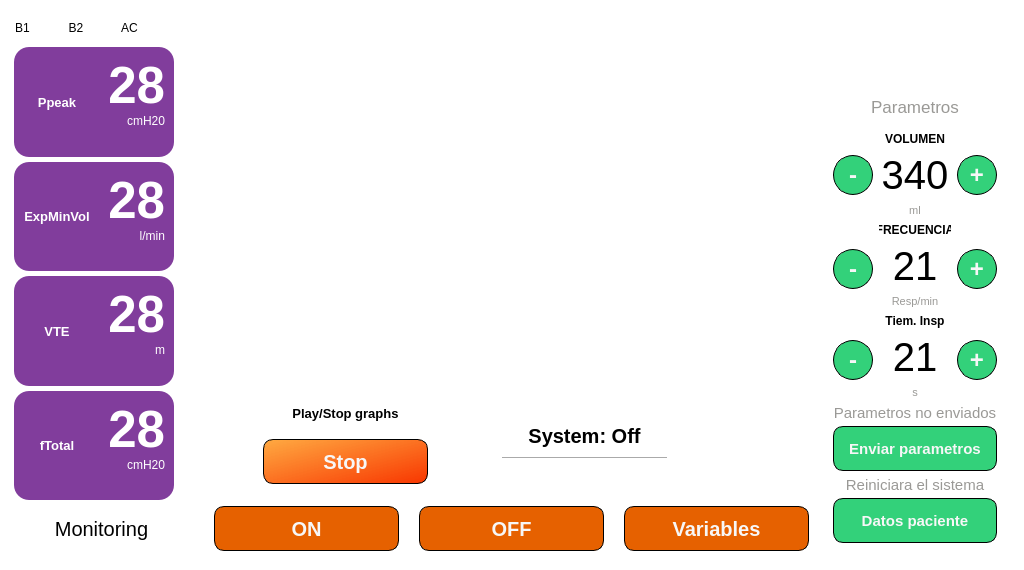
Above: main.ui from JulianDuque97/EPI before the change. Below: the same form after it.
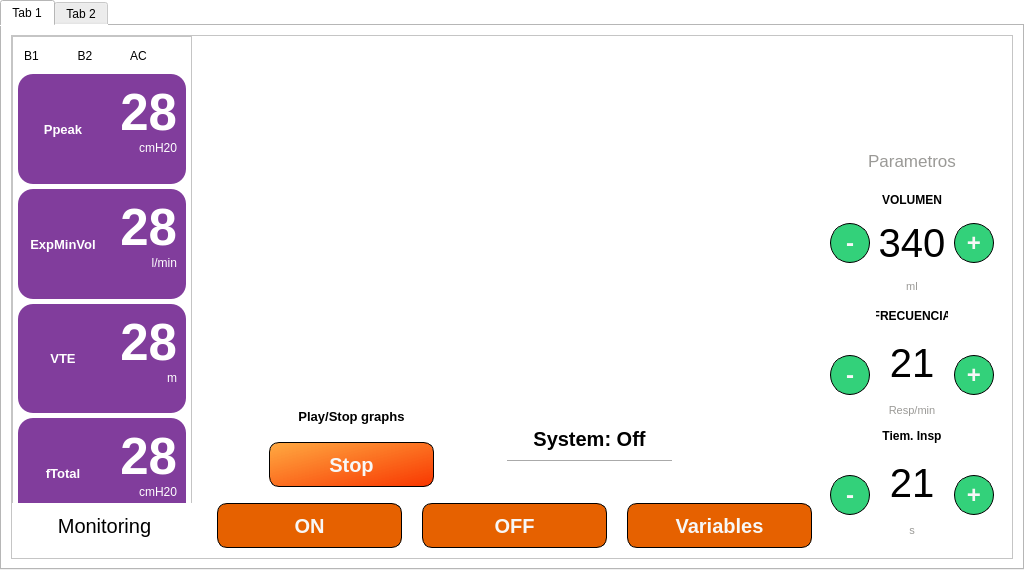
That is the form after the change. Icons and pictures are not drawn. Custom widgets are drawn as their Qt base class.

What changed in the file:
```diff
--- a/main.ui
+++ b/main.ui
@@ -59,12 +59,108 @@
     </font>
    </property>
    <layout class="QGridLayout" name="gridLayout_7">
+    <property name="leftMargin">
+     <number>0</number>
+    </property>
+    <property name="topMargin">
+     <number>0</number>
+    </property>
+    <property name="rightMargin">
+     <number>0</number>
+    </property>
+    <property name="bottomMargin">
+     <number>0</number>
+    </property>
+    <property name="spacing">
+     <number>0</number>
+    </property>
+    <item row="0" column="0">
+     <widget class="QTabWidget" name="tabWidget">
+      <property name="currentIndex">
+       <number>0</number>
+      </property>
+      <widget class="QWidget" name="tab_3">
+       <attribute name="title">
+        <string>Tab 1</string>
+       </attribute>
+       <layout class="QGridLayout" name="gridLayout_34">
+        <item row="0" column="0">
+         <widget class="QFrame" name="frame">
+          <property name="frameShape">
+           <enum>QFrame::StyledPanel</enum>
+          </property>
+          <property name="frameShadow">
+           <enum>QFrame::Raised</enum>
+          </property>
+          <layout class="QGridLayout" name="gridLayout_33">
+           <property name="leftMargin">
+            <number>0</number>
+           </property>
+           <property name="topMargin">
+            <number>0</number>
+           </property>
+           <property name="rightMargin">
+            <number>0</number>
+           </property>
+           <property name="bottomMargin">
+            <number>0</number>
+           </property>
+           <property name="spacing">
+            <number>0</number>
+           </property>
     <item row="0" column="0">
      <widget class="QFrame" name="frame_7">
       <property name="minimumSize">
        <size>
+               <width>180</width>
+               <height>493</height>
+              </size>
+             </property>
+             <property name="maximumSize">
+              <size>
+               <width>180</width>
+               <height>488</height>
+              </size>
+             </property>
+             <property name="frameShape">
+              <enum>QFrame::StyledPanel</enum>
+             </property>
+             <property name="frameShadow">
+              <enum>QFrame::Raised</enum>
+             </property>
+             <layout class="QGridLayout" name="gridLayout_31">
+              <property name="leftMargin">
+               <number>0</number>
+              </property>
+              <property name="topMargin">
+               <number>0</number>
+              </property>
+              <property name="rightMargin">
+               <number>0</number>
+              </property>
+              <property name="bottomMargin">
+               <number>0</number>
+              </property>
+              <property name="spacing">
+               <number>0</number>
+              </property>
+              <item row="0" column="0" rowspan="2">
+               <layout class="QVBoxLayout" name="verticalLayout_9">
+                <property name="spacing">
+                 <number>5</number>
+                </property>
+                <property name="leftMargin">
+                 <number>5</number>
+                </property>
+                <property name="rightMargin">
+                 <number>5</number>
+                </property>
+                <item>
+                 <widget class="QFrame" name="frame_26">
+                  <property name="minimumSize">
+                   <size>
         <width>170</width>
-        <height>30</height>
+                    <height>32</height>
        </size>
       </property>
       <property name="maximumSize">
@@ -79,7 +175,7 @@
       <property name="frameShadow">
        <enum>QFrame::Raised</enum>
       </property>
-      <layout class="QHBoxLayout" name="horizontalLayout_3">
+                  <layout class="QHBoxLayout" name="horizontalLayout_14">
        <property name="spacing">
         <number>0</number>
        </property>
@@ -200,19 +296,8 @@
       </layout>
      </widget>
     </item>
-    <item row="1" column="0" rowspan="2">
-     <layout class="QVBoxLayout" name="verticalLayout_2">
-      <property name="spacing">
-       <number>5</number>
-      </property>
-      <property name="leftMargin">
-       <number>5</number>
-      </property>
-      <property name="rightMargin">
-       <number>5</number>
-      </property>
       <item>
-       <widget class="QFrame" name="frame_19">
+                 <widget class="QFrame" name="frame_27">
         <property name="maximumSize">
          <size>
           <width>170</width>
@@ -304,7 +389,7 @@
        </widget>
       </item>
       <item>
-       <widget class="QFrame" name="frame_15">
+                 <widget class="QFrame" name="frame_28">
         <property name="maximumSize">
          <size>
           <width>170</width>
@@ -393,7 +478,7 @@
        </widget>
       </item>
       <item>
-       <widget class="QFrame" name="frame_16">
+                 <widget class="QFrame" name="frame_29">
         <property name="maximumSize">
          <size>
           <width>170</width>
@@ -481,7 +566,7 @@
        </widget>
       </item>
       <item>
-       <widget class="QFrame" name="frame_17">
+                 <widget class="QFrame" name="frame_30">
         <property name="maximumSize">
          <size>
           <width>170</width>
@@ -570,8 +655,11 @@
       </item>
      </layout>
     </item>
-    <item row="3" column="0" colspan="2">
-     <widget class="QFrame" name="frame_5">
+             </layout>
+            </widget>
+           </item>
+           <item row="0" column="1">
+            <widget class="QFrame" name="frame_6">
       <property name="minimumSize">
        <size>
         <width>0</width>
@@ -581,7 +669,7 @@
       <property name="maximumSize">
        <size>
         <width>16777215</width>
-        <height>55</height>
+               <height>16777215</height>
        </size>
       </property>
       <property name="frameShape">
@@ -590,10 +678,90 @@
       <property name="frameShadow">
        <enum>QFrame::Raised</enum>
       </property>
-      <layout class="QHBoxLayout" name="horizontalLayout_5">
+             <layout class="QGridLayout" name="gridLayout_27">
+              <property name="leftMargin">
+               <number>10</number>
+              </property>
+              <property name="topMargin">
+               <number>10</number>
+              </property>
+              <property name="rightMargin">
+               <number>10</number>
+              </property>
+              <property name="bottomMargin">
+               <number>0</number>
+              </property>
+              <property name="horizontalSpacing">
+               <number>0</number>
+              </property>
+              <property name="verticalSpacing">
+               <number>10</number>
+              </property>
+              <item row="2" column="0">
+               <widget class="PlotWidget" name="graphWidget_7" native="true"/>
+              </item>
+              <item row="4" column="0">
+               <widget class="QFrame" name="frame_14">
+                <property name="minimumSize">
+                 <size>
+                  <width>0</width>
+                  <height>0</height>
+                 </size>
+                </property>
+                <property name="maximumSize">
+                 <size>
+                  <width>16777215</width>
+                  <height>116</height>
+                 </size>
+                </property>
+                <property name="font">
+                 <font>
+                  <pointsize>8</pointsize>
+                 </font>
+                </property>
+                <property name="frameShape">
+                 <enum>QFrame::NoFrame</enum>
+                </property>
+                <property name="frameShadow">
+                 <enum>QFrame::Raised</enum>
+                </property>
+                <layout class="QGridLayout" name="gridLayout_28">
+                 <property name="leftMargin">
+                  <number>0</number>
+                 </property>
+                 <property name="topMargin">
+                  <number>0</number>
+                 </property>
+                 <property name="rightMargin">
+                  <number>0</number>
+                 </property>
+                 <property name="bottomMargin">
+                  <number>0</number>
+                 </property>
        <property name="spacing">
-        <number>20</number>
-       </property>
+                  <number>0</number>
+                 </property>
+                 <item row="0" column="1">
+                  <widget class="QFrame" name="frame_24">
+                   <property name="minimumSize">
+                    <size>
+                     <width>0</width>
+                     <height>0</height>
+                    </size>
+                   </property>
+                   <property name="maximumSize">
+                    <size>
+                     <width>400</width>
+                     <height>16777215</height>
+                    </size>
+                   </property>
+                   <property name="frameShape">
+                    <enum>QFrame::NoFrame</enum>
+                   </property>
+                   <property name="frameShadow">
+                    <enum>QFrame::Raised</enum>
+                   </property>
+                   <layout class="QGridLayout" name="gridLayout_29">
        <property name="leftMargin">
         <number>0</number>
        </property>
@@ -604,19 +772,55 @@
         <number>0</number>
        </property>
        <property name="bottomMargin">
-        <number>10</number>
-       </property>
+                     <number>0</number>
+                    </property>
+                    <property name="spacing">
+                     <number>0</number>
+                    </property>
+                    <item row="0" column="0">
+                     <layout class="QVBoxLayout" name="verticalLayout_8">
+                      <property name="spacing">
+                       <number>9</number>
+                      </property>
        <item>
-        <widget class="QLabel" name="label">
+                       <spacer name="verticalSpacer_5">
+                        <property name="orientation">
+                         <enum>Qt::Vertical</enum>
+                        </property>
+                        <property name="sizeHint" stdset="0">
+                         <size>
+                          <width>20</width>
+                          <height>40</height>
+                         </size>
+                        </property>
+                       </spacer>
+                      </item>
+                      <item>
+                       <widget class="QLabel" name="lb_on_off_">
+                        <property name="minimumSize">
+                         <size>
+                          <width>0</width>
+                          <height>0</height>
+                         </size>
+                        </property>
+                        <property name="maximumSize">
+                         <size>
+                          <width>165</width>
+                          <height>30</height>
+                         </size>
+                        </property>
          <property name="font">
           <font>
            <pointsize>15</pointsize>
-           <weight>50</weight>
-           <bold>false</bold>
-          </font>
-         </property>
+                          <weight>75</weight>
+                          <bold>true</bold>
+                         </font>
+                        </property>
+                        <property name="whatsThis">
+                         <string>&lt;html&gt;&lt;head/&gt;&lt;body&gt;&lt;p&gt;System: Off&lt;/p&gt;&lt;/body&gt;&lt;/html&gt;</string>
+                        </property>
          <property name="text">
-          <string>Monitoring</string>
+                         <string>System: Off</string>
          </property>
          <property name="alignment">
           <set>Qt::AlignCenter</set>
@@ -624,13 +828,142 @@
         </widget>
        </item>
        <item>
-        <widget class="QPushButton" name="on">
+                       <widget class="Line" name="line_7">
+                        <property name="minimumSize">
+                         <size>
+                          <width>0</width>
+                          <height>0</height>
+                         </size>
+                        </property>
+                        <property name="maximumSize">
+                         <size>
+                          <width>165</width>
+                          <height>16777215</height>
+                         </size>
+                        </property>
+                        <property name="orientation">
+                         <enum>Qt::Horizontal</enum>
+                        </property>
+                       </widget>
+                      </item>
+                      <item>
+                       <spacer name="verticalSpacer_6">
+                        <property name="orientation">
+                         <enum>Qt::Vertical</enum>
+                        </property>
+                        <property name="sizeHint" stdset="0">
+                         <size>
+                          <width>20</width>
+                          <height>40</height>
+                         </size>
+                        </property>
+                       </spacer>
+                      </item>
+                     </layout>
+                    </item>
+                    <item row="0" column="1">
+                     <widget class="QLabel" name="img_on_off_3">
+                      <property name="minimumSize">
+                       <size>
+                        <width>120</width>
+                        <height>115</height>
+                       </size>
+                      </property>
+                      <property name="maximumSize">
+                       <size>
+                        <width>120</width>
+                        <height>115</height>
+                       </size>
+                      </property>
+                      <property name="styleSheet">
+                       <string notr="true">border-image: url(:/logos/Images/old-man.jpg);</string>
+                      </property>
+                      <property name="text">
+                       <string/>
+                      </property>
+                      <property name="scaledContents">
+                       <bool>true</bool>
+                      </property>
+                     </widget>
+                    </item>
+                   </layout>
+                  </widget>
+                 </item>
+                 <item row="0" column="0">
+                  <widget class="QFrame" name="frame_25">
+                   <property name="minimumSize">
+                    <size>
+                     <width>0</width>
+                     <height>0</height>
+                    </size>
+                   </property>
+                   <property name="maximumSize">
+                    <size>
+                     <width>16777215</width>
+                     <height>16777215</height>
+                    </size>
+                   </property>
+                   <property name="font">
+                    <font>
+                     <pointsize>7</pointsize>
+                    </font>
+                   </property>
+                   <property name="frameShape">
+                    <enum>QFrame::NoFrame</enum>
+                   </property>
+                   <property name="frameShadow">
+                    <enum>QFrame::Plain</enum>
+                   </property>
+                   <layout class="QGridLayout" name="gridLayout_30">
+                    <item row="0" column="0">
+                     <widget class="QLabel" name="lb_on_off_6">
+                      <property name="minimumSize">
+                       <size>
+                        <width>0</width>
+                        <height>0</height>
+                       </size>
+                      </property>
+                      <property name="maximumSize">
+                       <size>
+                        <width>165</width>
+                        <height>30</height>
+                       </size>
+                      </property>
+                      <property name="font">
+                       <font>
+                        <pointsize>10</pointsize>
+                        <weight>75</weight>
+                        <bold>true</bold>
+                       </font>
+                      </property>
+                      <property name="whatsThis">
+                       <string>&lt;html&gt;&lt;head/&gt;&lt;body&gt;&lt;p&gt;System: Off&lt;/p&gt;&lt;/body&gt;&lt;/html&gt;</string>
+                      </property>
+                      <property name="text">
+                       <string>Play/Stop graphs</string>
+                      </property>
+                      <property name="alignment">
+                       <set>Qt::AlignCenter</set>
+                      </property>
+                      <property name="wordWrap">
+                       <bool>true</bool>
+                      </property>
+                     </widget>
+                    </item>
+                    <item row="1" column="0">
+                     <widget class="QPushButton" name="play_stop_button_">
          <property name="enabled">
           <bool>true</bool>
          </property>
          <property name="minimumSize">
           <size>
            <width>0</width>
+                        <height>0</height>
+                       </size>
+                      </property>
+                      <property name="maximumSize">
+                       <size>
+                        <width>16777215</width>
            <height>45</height>
           </size>
          </property>
@@ -644,7 +977,9 @@
          <property name="styleSheet">
           <string notr="true">QPushButton{
 	color: rgb(247, 247, 247);
-	background-color: rgb(230, 97, 0);
+	
+	
+	background-color: qlineargradient(spread:pad, x1:0, y1:0, x2:1, y2:1, stop:0 rgba(255, 159, 41, 225), stop:1 rgba(248, 54, 0, 255));
 	border-radius: 10%;
     border: 1px solid #000;
 	
@@ -659,7 +994,7 @@
 </string>
          </property>
          <property name="text">
-          <string>ON</string>
+                       <string>Stop</string>
          </property>
          <property name="checkable">
           <bool>true</bool>
@@ -669,90 +1004,22 @@
          </property>
         </widget>
        </item>
-       <item>
-        <widget class="QPushButton" name="off">
-         <property name="minimumSize">
-          <size>
-           <width>0</width>
-           <height>45</height>
-          </size>
-         </property>
-         <property name="font">
-          <font>
-           <pointsize>15</pointsize>
-           <weight>75</weight>
-           <bold>true</bold>
-          </font>
-         </property>
-         <property name="styleSheet">
-          <string notr="true">QPushButton{
-	color: rgb(247, 247, 247);
-	background-color: rgb(230, 97, 0);
-	border-radius: 10%;
-    border: 1px solid #000;
-	
-}
-
-QPushButton:hover {background-color: rgb(51, 209, 122);}
-
-QPushButton:hover:!pressed
-{
-  border: 1.5px solid black;
-}
-</string>
-         </property>
-         <property name="text">
-          <string>OFF</string>
-         </property>
-         <property name="checkable">
-          <bool>true</bool>
-         </property>
-        </widget>
-       </item>
-       <item>
-        <widget class="QPushButton" name="variable_button">
-         <property name="minimumSize">
-          <size>
-           <width>0</width>
-           <height>45</height>
-          </size>
-         </property>
-         <property name="font">
-          <font>
-           <pointsize>15</pointsize>
-           <weight>75</weight>
-           <bold>true</bold>
-          </font>
-         </property>
-         <property name="styleSheet">
-          <string notr="true">QPushButton{
-	color: rgb(247, 247, 247);
-	background-color: rgb(230, 97, 0);
-	border-radius: 10%;
-    border: 1px solid #000;
-	
-}
-
-QPushButton:hover {background-color: rgb(51, 209, 122);}
-
-QPushButton:hover:!pressed
-{
-  border: 1.5px solid black;
-}
-</string>
-         </property>
-         <property name="text">
-          <string>Variables</string>
-         </property>
-         <property name="checkable">
-          <bool>true</bool>
-         </property>
-        </widget>
-       </item>
+                   </layout>
+                  </widget>
+                 </item>
+                </layout>
+               </widget>
+              </item>
+              <item row="0" column="0">
+               <widget class="PlotWidget" name="graphWidget_8" native="true"/>
+              </item>
+              <item row="1" column="0">
+               <widget class="PlotWidget" name="graphWidget_9" native="true"/>
+              </item>
       </layout>
      </widget>
     </item>
-    <item row="0" column="2" rowspan="4">
+           <item row="0" column="2" rowspan="2">
      <widget class="QFrame" name="frame_18">
       <property name="minimumSize">
        <size>
@@ -1347,177 +1614,6 @@
             </item>
            </layout>
           </item>
-          <item row="3" column="0">
-           <layout class="QVBoxLayout" name="verticalLayout">
-            <property name="spacing">
-             <number>6</number>
-            </property>
-            <item>
-             <widget class="QLabel" name="label_25">
-              <property name="minimumSize">
-               <size>
-                <width>0</width>
-                <height>0</height>
-               </size>
-              </property>
-              <property name="maximumSize">
-               <size>
-                <width>16777215</width>
-                <height>15</height>
-               </size>
-              </property>
-              <property name="font">
-               <font>
-                <pointsize>11</pointsize>
-                <weight>50</weight>
-                <italic>false</italic>
-                <bold>false</bold>
-                <underline>false</underline>
-                <strikeout>false</strikeout>
-                <stylestrategy>PreferDefault</stylestrategy>
-                <kerning>true</kerning>
-               </font>
-              </property>
-              <property name="styleSheet">
-               <string notr="true">color: rgb(154, 153, 150);</string>
-              </property>
-              <property name="text">
-               <string>Parametros no enviados</string>
-              </property>
-              <property name="alignment">
-               <set>Qt::AlignCenter</set>
-              </property>
-             </widget>
-            </item>
-            <item>
-             <widget class="QPushButton" name="enviar_button">
-              <property name="minimumSize">
-               <size>
-                <width>0</width>
-                <height>45</height>
-               </size>
-              </property>
-              <property name="maximumSize">
-               <size>
-                <width>16777215</width>
-                <height>16777215</height>
-               </size>
-              </property>
-              <property name="font">
-               <font>
-                <pointsize>11</pointsize>
-                <weight>75</weight>
-                <bold>true</bold>
-               </font>
-              </property>
-              <property name="styleSheet">
-               <string notr="true">QPushButton{
-	color: rgb(247, 247, 247);
-	background-color: rgb(51, 209, 122);
-	border-radius: 10%;
-    border: 1px solid #000;
-	
-}
-
-QPushButton:hover {background-color: rgb(230, 97, 0);}
-
-QPushButton:hover:!pressed
-{
-  border: 1.5px solid black;
-}</string>
-              </property>
-              <property name="text">
-               <string>Enviar parametros</string>
-              </property>
-              <property name="checkable">
-               <bool>true</bool>
-              </property>
-             </widget>
-            </item>
-            <item>
-             <widget class="QLabel" name="label_27">
-              <property name="minimumSize">
-               <size>
-                <width>0</width>
-                <height>0</height>
-               </size>
-              </property>
-              <property name="maximumSize">
-               <size>
-                <width>16777215</width>
-                <height>15</height>
-               </size>
-              </property>
-              <property name="font">
-               <font>
-                <pointsize>11</pointsize>
-                <weight>50</weight>
-                <italic>false</italic>
-                <bold>false</bold>
-                <underline>false</underline>
-                <strikeout>false</strikeout>
-                <stylestrategy>PreferDefault</stylestrategy>
-                <kerning>true</kerning>
-               </font>
-              </property>
-              <property name="styleSheet">
-               <string notr="true">color: rgb(154, 153, 150);</string>
-              </property>
-              <property name="text">
-               <string>Reiniciara el sistema</string>
-              </property>
-              <property name="alignment">
-               <set>Qt::AlignCenter</set>
-              </property>
-             </widget>
-            </item>
-            <item>
-             <widget class="QPushButton" name="datos_button">
-              <property name="minimumSize">
-               <size>
-                <width>0</width>
-                <height>45</height>
-               </size>
-              </property>
-              <property name="maximumSize">
-               <size>
-                <width>16777215</width>
-                <height>16777215</height>
-               </size>
-              </property>
-              <property name="font">
-               <font>
-                <pointsize>11</pointsize>
-                <weight>75</weight>
-                <bold>true</bold>
-               </font>
-              </property>
-              <property name="styleSheet">
-               <string notr="true">QPushButton{
-	color: rgb(247, 247, 247);
-	background-color: rgb(51, 209, 122);
-	border-radius: 10%;
-    border: 1px solid #000;
-	
-}
-
-QPushButton:hover {background-color: rgb(230, 97, 0);}
-
-QPushButton:hover:!pressed
-{
-  border: 1.5px solid black;
-}</string>
-              </property>
-              <property name="text">
-               <string>Datos paciente</string>
-              </property>
-              <property name="checkable">
-               <bool>true</bool>
-              </property>
-             </widget>
-            </item>
-           </layout>
-          </item>
          </layout>
         </widget>
        </item>
@@ -1546,8 +1642,8 @@
       </layout>
      </widget>
     </item>
-    <item row="0" column="1" rowspan="3">
-     <widget class="QFrame" name="frame_6">
+           <item row="1" column="0" colspan="2">
+            <widget class="QFrame" name="frame_5">
       <property name="minimumSize">
        <size>
         <width>0</width>
@@ -1557,7 +1653,7 @@
       <property name="maximumSize">
        <size>
         <width>16777215</width>
-        <height>16777215</height>
+               <height>55</height>
        </size>
       </property>
       <property name="frameShape">
@@ -1566,90 +1662,10 @@
       <property name="frameShadow">
        <enum>QFrame::Raised</enum>
       </property>
-      <layout class="QGridLayout" name="gridLayout_5">
-       <property name="leftMargin">
-        <number>10</number>
-       </property>
-       <property name="topMargin">
-        <number>10</number>
-       </property>
-       <property name="rightMargin">
-        <number>10</number>
-       </property>
-       <property name="bottomMargin">
-        <number>0</number>
-       </property>
-       <property name="horizontalSpacing">
-        <number>0</number>
-       </property>
-       <property name="verticalSpacing">
-        <number>10</number>
-       </property>
-       <item row="2" column="0">
-        <widget class="PlotWidget" name="graphWidget_3" native="true"/>
-       </item>
-       <item row="4" column="0">
-        <widget class="QFrame" name="frame_8">
-         <property name="minimumSize">
-          <size>
-           <width>0</width>
-           <height>0</height>
-          </size>
-         </property>
-         <property name="maximumSize">
-          <size>
-           <width>16777215</width>
-           <height>116</height>
-          </size>
-         </property>
-         <property name="font">
-          <font>
-           <pointsize>8</pointsize>
-          </font>
-         </property>
-         <property name="frameShape">
-          <enum>QFrame::NoFrame</enum>
-         </property>
-         <property name="frameShadow">
-          <enum>QFrame::Raised</enum>
-         </property>
-         <layout class="QGridLayout" name="gridLayout">
-          <property name="leftMargin">
-           <number>0</number>
-          </property>
-          <property name="topMargin">
-           <number>0</number>
-          </property>
-          <property name="rightMargin">
-           <number>0</number>
-          </property>
-          <property name="bottomMargin">
-           <number>0</number>
-          </property>
+             <layout class="QHBoxLayout" name="horizontalLayout_13">
           <property name="spacing">
-           <number>0</number>
-          </property>
-          <item row="0" column="1">
-           <widget class="QFrame" name="frame_10">
-            <property name="minimumSize">
-             <size>
-              <width>0</width>
-              <height>0</height>
-             </size>
-            </property>
-            <property name="maximumSize">
-             <size>
-              <width>400</width>
-              <height>16777215</height>
-             </size>
-            </property>
-            <property name="frameShape">
-             <enum>QFrame::NoFrame</enum>
-            </property>
-            <property name="frameShadow">
-             <enum>QFrame::Raised</enum>
-            </property>
-            <layout class="QGridLayout" name="gridLayout_2">
+               <number>20</number>
+              </property>
              <property name="leftMargin">
               <number>0</number>
              </property>
@@ -1660,55 +1676,19 @@
               <number>0</number>
              </property>
              <property name="bottomMargin">
-              <number>0</number>
-             </property>
-             <property name="spacing">
-              <number>0</number>
-             </property>
-             <item row="0" column="0">
-              <layout class="QVBoxLayout" name="verticalLayout_4">
-               <property name="spacing">
-                <number>9</number>
-               </property>
+               <number>10</number>
+              </property>
                <item>
-                <spacer name="verticalSpacer">
-                 <property name="orientation">
-                  <enum>Qt::Vertical</enum>
-                 </property>
-                 <property name="sizeHint" stdset="0">
-                  <size>
-                   <width>20</width>
-                   <height>40</height>
-                  </size>
-                 </property>
-                </spacer>
-               </item>
-               <item>
-                <widget class="QLabel" name="lb_on_off">
-                 <property name="minimumSize">
-                  <size>
-                   <width>0</width>
-                   <height>0</height>
-                  </size>
-                 </property>
-                 <property name="maximumSize">
-                  <size>
-                   <width>165</width>
-                   <height>30</height>
-                  </size>
-                 </property>
+               <widget class="QLabel" name="label_76">
                  <property name="font">
                   <font>
                    <pointsize>15</pointsize>
-                   <weight>75</weight>
-                   <bold>true</bold>
-                  </font>
-                 </property>
-                 <property name="whatsThis">
-                  <string>&lt;html&gt;&lt;head/&gt;&lt;body&gt;&lt;p&gt;System: Off&lt;/p&gt;&lt;/body&gt;&lt;/html&gt;</string>
-                 </property>
+                  <weight>50</weight>
+                  <bold>false</bold>
+                 </font>
+                </property>
                  <property name="text">
-                  <string>System: Off</string>
+                 <string>Monitoring</string>
                  </property>
                  <property name="alignment">
                   <set>Qt::AlignCenter</set>
@@ -1716,142 +1696,13 @@
                 </widget>
                </item>
                <item>
-                <widget class="Line" name="line_5">
-                 <property name="minimumSize">
-                  <size>
-                   <width>0</width>
-                   <height>0</height>
-                  </size>
-                 </property>
-                 <property name="maximumSize">
-                  <size>
-                   <width>165</width>
-                   <height>16777215</height>
-                  </size>
-                 </property>
-                 <property name="orientation">
-                  <enum>Qt::Horizontal</enum>
-                 </property>
-                </widget>
-               </item>
-               <item>
-                <spacer name="verticalSpacer_2">
-                 <property name="orientation">
-                  <enum>Qt::Vertical</enum>
-                 </property>
-                 <property name="sizeHint" stdset="0">
-                  <size>
-                   <width>20</width>
-                   <height>40</height>
-                  </size>
-                 </property>
-                </spacer>
-               </item>
-              </layout>
-             </item>
-             <item row="0" column="1">
-              <widget class="QLabel" name="img_on_off">
-               <property name="minimumSize">
-                <size>
-                 <width>120</width>
-                 <height>115</height>
-                </size>
-               </property>
-               <property name="maximumSize">
-                <size>
-                 <width>120</width>
-                 <height>115</height>
-                </size>
-               </property>
-               <property name="styleSheet">
-                <string notr="true">border-image: url(:/logos/Images/old-man.jpg);</string>
-               </property>
-               <property name="text">
-                <string/>
-               </property>
-               <property name="scaledContents">
-                <bool>true</bool>
-               </property>
-              </widget>
-             </item>
-            </layout>
-           </widget>
-          </item>
-          <item row="0" column="0">
-           <widget class="QFrame" name="frame_9">
-            <property name="minimumSize">
-             <size>
-              <width>0</width>
-              <height>0</height>
-             </size>
-            </property>
-            <property name="maximumSize">
-             <size>
-              <width>16777215</width>
-              <height>16777215</height>
-             </size>
-            </property>
-            <property name="font">
-             <font>
-              <pointsize>7</pointsize>
-             </font>
-            </property>
-            <property name="frameShape">
-             <enum>QFrame::NoFrame</enum>
-            </property>
-            <property name="frameShadow">
-             <enum>QFrame::Plain</enum>
-            </property>
-            <layout class="QGridLayout" name="gridLayout_3">
-             <item row="0" column="0">
-              <widget class="QLabel" name="lb_on_off_2">
-               <property name="minimumSize">
-                <size>
-                 <width>0</width>
-                 <height>0</height>
-                </size>
-               </property>
-               <property name="maximumSize">
-                <size>
-                 <width>165</width>
-                 <height>30</height>
-                </size>
-               </property>
-               <property name="font">
-                <font>
-                 <pointsize>10</pointsize>
-                 <weight>75</weight>
-                 <bold>true</bold>
-                </font>
-               </property>
-               <property name="whatsThis">
-                <string>&lt;html&gt;&lt;head/&gt;&lt;body&gt;&lt;p&gt;System: Off&lt;/p&gt;&lt;/body&gt;&lt;/html&gt;</string>
-               </property>
-               <property name="text">
-                <string>Play/Stop graphs</string>
-               </property>
-               <property name="alignment">
-                <set>Qt::AlignCenter</set>
-               </property>
-               <property name="wordWrap">
-                <bool>true</bool>
-               </property>
-              </widget>
-             </item>
-             <item row="1" column="0">
-              <widget class="QPushButton" name="play_stop_button">
+               <widget class="QPushButton" name="ON">
                <property name="enabled">
                 <bool>true</bool>
                </property>
                <property name="minimumSize">
                 <size>
                  <width>0</width>
-                 <height>0</height>
-                </size>
-               </property>
-               <property name="maximumSize">
-                <size>
-                 <width>16777215</width>
                  <height>45</height>
                 </size>
                </property>
@@ -1865,9 +1716,7 @@
                <property name="styleSheet">
                 <string notr="true">QPushButton{
 	color: rgb(247, 247, 247);
-	
-	
-	background-color: qlineargradient(spread:pad, x1:0, y1:0, x2:1, y2:1, stop:0 rgba(255, 159, 41, 225), stop:1 rgba(248, 54, 0, 255));
+	background-color: rgb(230, 97, 0);
 	border-radius: 10%;
     border: 1px solid #000;
 	
@@ -1882,7 +1731,7 @@
 </string>
                </property>
                <property name="text">
-                <string>Stop</string>
+                 <string>ON</string>
                </property>
                <property name="checkable">
                 <bool>true</bool>
@@ -1892,19 +1741,99 @@
                </property>
               </widget>
              </item>
+              <item>
+               <widget class="QPushButton" name="OFF">
+                <property name="minimumSize">
+                 <size>
+                  <width>0</width>
+                  <height>45</height>
+                 </size>
+                </property>
+                <property name="font">
+                 <font>
+                  <pointsize>15</pointsize>
+                  <weight>75</weight>
+                  <bold>true</bold>
+                 </font>
+                </property>
+                <property name="styleSheet">
+                 <string notr="true">QPushButton{
+	color: rgb(247, 247, 247);
+	background-color: rgb(230, 97, 0);
+	border-radius: 10%;
+    border: 1px solid #000;
+	
+}
+
+QPushButton:hover {background-color: rgb(51, 209, 122);}
+
+QPushButton:hover:!pressed
+{
+  border: 1.5px solid black;
+}
+</string>
+                </property>
+                <property name="text">
+                 <string>OFF</string>
+                </property>
+                <property name="checkable">
+                 <bool>true</bool>
+                </property>
+               </widget>
+              </item>
+              <item>
+               <widget class="QPushButton" name="variable_button_">
+                <property name="minimumSize">
+                 <size>
+                  <width>0</width>
+                  <height>45</height>
+                 </size>
+                </property>
+                <property name="font">
+                 <font>
+                  <pointsize>15</pointsize>
+                  <weight>75</weight>
+                  <bold>true</bold>
+                 </font>
+                </property>
+                <property name="styleSheet">
+                 <string notr="true">QPushButton{
+	color: rgb(247, 247, 247);
+	background-color: rgb(230, 97, 0);
+	border-radius: 10%;
+    border: 1px solid #000;
+	
+}
+
+QPushButton:hover {background-color: rgb(51, 209, 122);}
+
+QPushButton:hover:!pressed
+{
+  border: 1.5px solid black;
+}
+</string>
+                </property>
+                <property name="text">
+                 <string>Variables</string>
+                </property>
+                <property name="checkable">
+                 <bool>true</bool>
+                </property>
+               </widget>
+              </item>
             </layout>
            </widget>
           </item>
          </layout>
         </widget>
        </item>
-       <item row="0" column="0">
-        <widget class="PlotWidget" name="graphWidget_1" native="true"/>
-       </item>
-       <item row="1" column="0">
-        <widget class="PlotWidget" name="graphWidget_2" native="true"/>
-       </item>
-      </layout>
+       </layout>
+      </widget>
+      <widget class="QWidget" name="tab_4">
+       <attribute name="title">
+        <string>Tab 2</string>
+       </attribute>
+      </widget>
      </widget>
     </item>
    </layout>
```
Left out of the diff: 98 changed lines with no effect on the pictures. Lines whose indentation alone changed are shown as unchanged.
